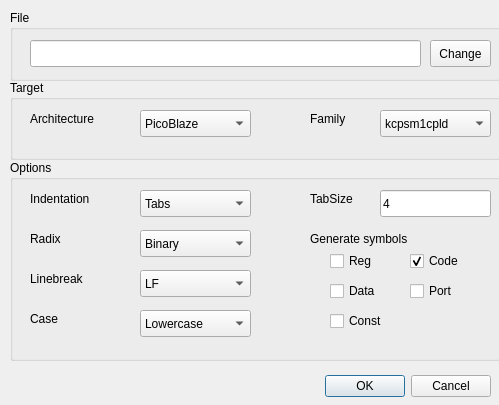
AbyssAbbeba/MDS-picoblaze-AVR-ide, file IDE/GUI/dialogs/disasmdlg/disasmdlg.ui: the form before one commit.
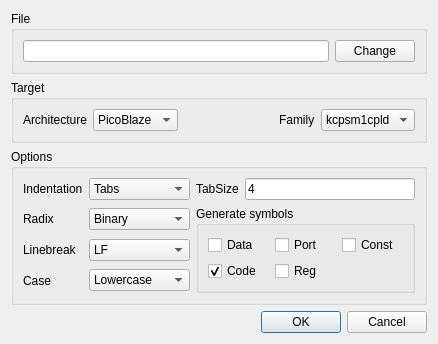
The form after the commit.

```diff
--- a/IDE/GUI/dialogs/disasmdlg/disasmdlg.ui
+++ b/IDE/GUI/dialogs/disasmdlg/disasmdlg.ui
@@ -6,8 +6,8 @@
    <rect>
     <x>0</x>
     <y>0</y>
-    <width>499</width>
-    <height>405</height>
+    <width>438</width>
+    <height>331</height>
    </rect>
   </property>
   <property name="windowTitle">
@@ -16,220 +16,53 @@
   <property name="layoutDirection">
    <enum>Qt::LeftToRight</enum>
   </property>
-  <widget class="QDialogButtonBox" name="buttonBox">
-   <property name="geometry">
-    <rect>
-     <x>150</x>
-     <y>370</y>
-     <width>341</width>
-     <height>32</height>
-    </rect>
-   </property>
-   <property name="orientation">
-    <enum>Qt::Horizontal</enum>
-   </property>
-   <property name="standardButtons">
-    <set>QDialogButtonBox::Cancel|QDialogButtonBox::Ok</set>
-   </property>
-  </widget>
-  <widget class="QGroupBox" name="groupBox">
-   <property name="geometry">
-    <rect>
-     <x>10</x>
-     <y>10</y>
-     <width>491</width>
-     <height>71</height>
-    </rect>
-   </property>
-   <property name="title">
-    <string>File</string>
-   </property>
-   <widget class="QLineEdit" name="lePath">
-    <property name="geometry">
-     <rect>
-      <x>20</x>
-      <y>30</y>
-      <width>391</width>
-      <height>27</height>
-     </rect>
-    </property>
-   </widget>
-   <widget class="QPushButton" name="btnChange">
-    <property name="geometry">
-     <rect>
-      <x>420</x>
-      <y>30</y>
-      <width>61</width>
-      <height>27</height>
-     </rect>
-    </property>
-    <property name="text">
-     <string>Change</string>
-    </property>
-   </widget>
-  </widget>
-  <widget class="QGroupBox" name="groupBox_2">
-   <property name="geometry">
-    <rect>
-     <x>10</x>
-     <y>80</y>
-     <width>491</width>
-     <height>80</height>
-    </rect>
-   </property>
-   <property name="title">
-    <string>Target</string>
-   </property>
-   <widget class="QLabel" name="label_3">
-    <property name="geometry">
-     <rect>
-      <x>20</x>
-      <y>30</y>
-      <width>91</width>
-      <height>17</height>
-     </rect>
-    </property>
-    <property name="text">
-     <string>Architecture</string>
-    </property>
-   </widget>
-   <widget class="QComboBox" name="cbxArchitecture">
-    <property name="geometry">
-     <rect>
-      <x>130</x>
-      <y>30</y>
-      <width>111</width>
-      <height>27</height>
-     </rect>
-    </property>
-    <item>
-     <property name="text">
-      <string>PicoBlaze</string>
-     </property>
-    </item>
-   </widget>
-   <widget class="QLabel" name="label_4">
-    <property name="geometry">
-     <rect>
-      <x>300</x>
-      <y>30</y>
-      <width>51</width>
-      <height>17</height>
-     </rect>
-    </property>
-    <property name="text">
-     <string>Family</string>
-    </property>
-   </widget>
-   <widget class="QComboBox" name="cbxFamily">
-    <property name="geometry">
-     <rect>
-      <x>370</x>
-      <y>30</y>
-      <width>111</width>
-      <height>27</height>
-     </rect>
-    </property>
-    <item>
-     <property name="text">
-      <string>kcpsm1cpld</string>
-     </property>
-    </item>
-    <item>
-     <property name="text">
-      <string>kcpsm1</string>
-     </property>
-    </item>
-    <item>
-     <property name="text">
-      <string>kcpsm2</string>
-     </property>
-    </item>
-    <item>
-     <property name="text">
-      <string>kcpsm3</string>
-     </property>
-    </item>
-    <item>
-     <property name="text">
-      <string>kcpsm6</string>
-     </property>
-    </item>
-   </widget>
-  </widget>
+  <layout class="QGridLayout" name="gridLayout">
+   <item row="2" column="0">
   <widget class="QGroupBox" name="groupBox_3">
-   <property name="geometry">
-    <rect>
-     <x>10</x>
-     <y>160</y>
-     <width>491</width>
-     <height>201</height>
-    </rect>
-   </property>
    <property name="title">
     <string>Options</string>
    </property>
+     <layout class="QGridLayout" name="gridLayout_4">
+      <item row="1" column="1">
+       <widget class="QComboBox" name="cbxRadix">
+        <item>
+         <property name="text">
+          <string>Binary</string>
+         </property>
+        </item>
+        <item>
+         <property name="text">
+          <string>Octal</string>
+         </property>
+        </item>
+        <item>
+         <property name="text">
+          <string>Decimal</string>
+         </property>
+        </item>
+        <item>
+         <property name="text">
+          <string>Hexadecimal</string>
+         </property>
+        </item>
+       </widget>
+      </item>
+      <item row="0" column="0">
    <widget class="QLabel" name="label_5">
-    <property name="geometry">
-     <rect>
-      <x>20</x>
-      <y>30</y>
-      <width>81</width>
-      <height>17</height>
-     </rect>
-    </property>
     <property name="text">
      <string>Indentation</string>
     </property>
    </widget>
-   <widget class="QLabel" name="label_7">
-    <property name="geometry">
-     <rect>
-      <x>20</x>
-      <y>70</y>
-      <width>66</width>
-      <height>17</height>
-     </rect>
-    </property>
-    <property name="text">
-     <string>Radix</string>
-    </property>
-   </widget>
+      </item>
+      <item row="2" column="0">
    <widget class="QLabel" name="label_9">
-    <property name="geometry">
-     <rect>
-      <x>20</x>
-      <y>110</y>
-      <width>66</width>
-      <height>17</height>
-     </rect>
-    </property>
     <property name="text">
      <string>Linebreak</string>
     </property>
    </widget>
-   <widget class="QLabel" name="label_10">
-    <property name="geometry">
-     <rect>
-      <x>20</x>
-      <y>150</y>
-      <width>66</width>
-      <height>17</height>
-     </rect>
-    </property>
-    <property name="text">
-     <string>Case</string>
-    </property>
-   </widget>
+      </item>
+      <item row="0" column="1">
    <widget class="QComboBox" name="cbxIntend">
-    <property name="geometry">
-     <rect>
-      <x>130</x>
-      <y>30</y>
-      <width>111</width>
-      <height>27</height>
-     </rect>
-    </property>
     <item>
      <property name="text">
       <string>Tabs</string>
@@ -241,45 +74,16 @@
      </property>
     </item>
    </widget>
-   <widget class="QComboBox" name="cbxRadix">
-    <property name="geometry">
-     <rect>
-      <x>130</x>
-      <y>70</y>
-      <width>111</width>
-      <height>27</height>
-     </rect>
-    </property>
-    <item>
-     <property name="text">
-      <string>Binary</string>
-     </property>
-    </item>
-    <item>
+      </item>
+      <item row="0" column="2">
+       <widget class="QLabel" name="lblTabSize">
      <property name="text">
-      <string>Octal</string>
-     </property>
-    </item>
-    <item>
-     <property name="text">
-      <string>Decimal</string>
-     </property>
-    </item>
-    <item>
-     <property name="text">
-      <string>Hexadecimal</string>
-     </property>
-    </item>
-   </widget>
+         <string>TabSize</string>
+        </property>
+       </widget>
+      </item>
+      <item row="2" column="1">
    <widget class="QComboBox" name="cbxLineBreak">
-    <property name="geometry">
-     <rect>
-      <x>130</x>
-      <y>110</y>
-      <width>111</width>
-      <height>27</height>
-     </rect>
-    </property>
     <item>
      <property name="text">
       <string>LF</string>
@@ -296,15 +100,23 @@
      </property>
     </item>
    </widget>
+      </item>
+      <item row="1" column="0">
+       <widget class="QLabel" name="label_7">
+        <property name="text">
+         <string>Radix</string>
+        </property>
+       </widget>
+      </item>
+      <item row="3" column="0">
+       <widget class="QLabel" name="label_10">
+        <property name="text">
+         <string>Case</string>
+        </property>
+       </widget>
+      </item>
+      <item row="3" column="1">
    <widget class="QComboBox" name="cbxCase">
-    <property name="geometry">
-     <rect>
-      <x>130</x>
-      <y>150</y>
-      <width>111</width>
-      <height>27</height>
-     </rect>
-    </property>
     <item>
      <property name="text">
       <string>Lowercase</string>
@@ -316,67 +128,29 @@
      </property>
     </item>
    </widget>
-   <widget class="QLabel" name="lblTabSize">
-    <property name="geometry">
-     <rect>
-      <x>300</x>
-      <y>30</y>
-      <width>66</width>
-      <height>17</height>
-     </rect>
-    </property>
-    <property name="text">
-     <string>TabSize</string>
-    </property>
-   </widget>
+      </item>
+      <item row="0" column="3">
    <widget class="QLineEdit" name="leTabSize">
-    <property name="geometry">
-     <rect>
-      <x>370</x>
-      <y>30</y>
-      <width>111</width>
-      <height>27</height>
-     </rect>
-    </property>
     <property name="text">
      <string>4</string>
     </property>
    </widget>
-   <widget class="QLabel" name="label_11">
-    <property name="geometry">
-     <rect>
-      <x>300</x>
-      <y>70</y>
-      <width>141</width>
-      <height>17</height>
-     </rect>
-    </property>
-    <property name="text">
+      </item>
+      <item row="1" column="2" rowspan="3" colspan="2">
+       <widget class="QGroupBox" name="groupBox_4">
+        <property name="title">
      <string>Generate symbols</string>
     </property>
-   </widget>
-   <widget class="QCheckBox" name="chckReg">
-    <property name="geometry">
-     <rect>
-      <x>320</x>
-      <y>90</y>
-      <width>61</width>
-      <height>22</height>
-     </rect>
-    </property>
+        <layout class="QGridLayout" name="gridLayout_5">
+         <item row="0" column="0">
+          <widget class="QCheckBox" name="chckData">
     <property name="text">
-     <string>Reg</string>
-    </property>
-   </widget>
+            <string>Data</string>
+           </property>
+          </widget>
+         </item>
+         <item row="1" column="0">
    <widget class="QCheckBox" name="chckCode">
-    <property name="geometry">
-     <rect>
-      <x>400</x>
-      <y>90</y>
-      <width>71</width>
-      <height>22</height>
-     </rect>
-    </property>
     <property name="acceptDrops">
      <bool>false</bool>
     </property>
@@ -387,46 +161,151 @@
      <bool>true</bool>
     </property>
    </widget>
-   <widget class="QCheckBox" name="chckData">
-    <property name="geometry">
-     <rect>
-      <x>320</x>
-      <y>120</y>
-      <width>61</width>
-      <height>22</height>
-     </rect>
-    </property>
-    <property name="text">
-     <string>Data</string>
-    </property>
-   </widget>
+         </item>
+         <item row="0" column="1">
    <widget class="QCheckBox" name="chckPort">
-    <property name="geometry">
-     <rect>
-      <x>400</x>
-      <y>120</y>
-      <width>61</width>
-      <height>22</height>
-     </rect>
-    </property>
     <property name="text">
      <string>Port</string>
     </property>
    </widget>
+         </item>
+         <item row="1" column="1">
+          <widget class="QCheckBox" name="chckReg">
+           <property name="text">
+            <string>Reg</string>
+           </property>
+          </widget>
+         </item>
+         <item row="0" column="2">
    <widget class="QCheckBox" name="chckConst">
-    <property name="geometry">
-     <rect>
-      <x>320</x>
-      <y>150</y>
-      <width>71</width>
-      <height>22</height>
-     </rect>
-    </property>
     <property name="text">
      <string>Const</string>
     </property>
    </widget>
-  </widget>
+         </item>
+        </layout>
+       </widget>
+      </item>
+     </layout>
+    </widget>
+   </item>
+   <item row="0" column="0">
+    <widget class="QGroupBox" name="groupBox">
+     <property name="title">
+      <string>File</string>
+     </property>
+     <layout class="QGridLayout" name="gridLayout_2">
+      <item row="0" column="0">
+       <widget class="QLineEdit" name="lePath"/>
+      </item>
+      <item row="0" column="1">
+       <widget class="QPushButton" name="btnChange">
+        <property name="text">
+         <string>Change</string>
+        </property>
+       </widget>
+      </item>
+     </layout>
+    </widget>
+   </item>
+   <item row="1" column="0">
+    <widget class="QGroupBox" name="groupBox_2">
+     <property name="title">
+      <string>Target</string>
+     </property>
+     <layout class="QGridLayout" name="gridLayout_3">
+      <item row="0" column="3">
+       <widget class="QLabel" name="label_4">
+        <property name="text">
+         <string>Family</string>
+        </property>
+       </widget>
+      </item>
+      <item row="0" column="1">
+       <widget class="QComboBox" name="cbxArchitecture">
+        <item>
+         <property name="text">
+          <string>PicoBlaze</string>
+         </property>
+        </item>
+       </widget>
+      </item>
+      <item row="0" column="4">
+       <widget class="QComboBox" name="cbxFamily">
+        <item>
+         <property name="text">
+          <string>kcpsm1cpld</string>
+         </property>
+        </item>
+        <item>
+         <property name="text">
+          <string>kcpsm1</string>
+         </property>
+        </item>
+        <item>
+         <property name="text">
+          <string>kcpsm2</string>
+         </property>
+        </item>
+        <item>
+         <property name="text">
+          <string>kcpsm3</string>
+         </property>
+        </item>
+        <item>
+         <property name="text">
+          <string>kcpsm6</string>
+         </property>
+        </item>
+       </widget>
+      </item>
+      <item row="0" column="0">
+       <widget class="QLabel" name="label_3">
+        <property name="text">
+         <string>Architecture</string>
+        </property>
+       </widget>
+      </item>
+      <item row="0" column="2">
+       <spacer name="horizontalSpacer">
+        <property name="orientation">
+         <enum>Qt::Horizontal</enum>
+        </property>
+        <property name="sizeHint" stdset="0">
+         <size>
+          <width>40</width>
+          <height>20</height>
+         </size>
+        </property>
+       </spacer>
+      </item>
+     </layout>
+    </widget>
+   </item>
+   <item row="4" column="0">
+    <widget class="QDialogButtonBox" name="buttonBox">
+     <property name="orientation">
+      <enum>Qt::Horizontal</enum>
+     </property>
+     <property name="standardButtons">
+      <set>QDialogButtonBox::Cancel|QDialogButtonBox::Ok</set>
+     </property>
+    </widget>
+   </item>
+   <item row="3" column="0">
+    <spacer name="verticalSpacer">
+     <property name="orientation">
+      <enum>Qt::Vertical</enum>
+     </property>
+     <property name="sizeHint" stdset="0">
+      <size>
+       <width>20</width>
+       <height>40</height>
+      </size>
+     </property>
+    </spacer>
+   </item>
+  </layout>
  </widget>
  <resources/>
  <connections>
```
Lines whose indentation alone changed are shown as unchanged.
